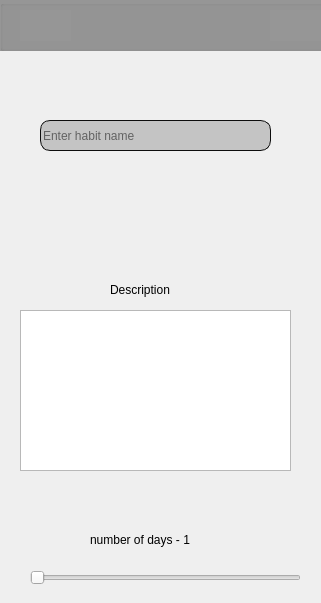
The window that createhabit.ui (oleksandrhf/GoHabit) describes before a commit, drawn with Qt 5.
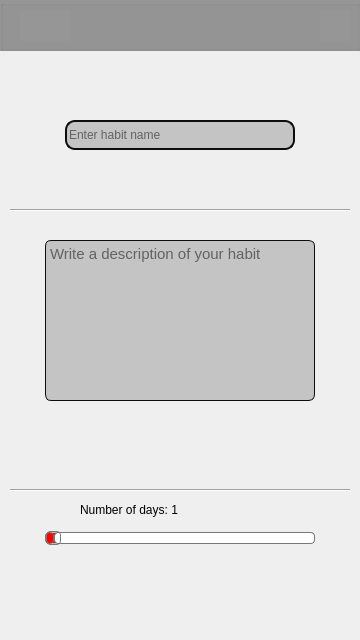
The same window after the commit. Icons and pictures are not drawn.

Diff of the .ui file:
```diff
--- a/createhabit.ui
+++ b/createhabit.ui
@@ -6,27 +6,30 @@
    <rect>
     <x>0</x>
     <y>0</y>
-    <width>321</width>
-    <height>603</height>
+    <width>360</width>
+    <height>640</height>
    </rect>
   </property>
   <property name="windowTitle">
    <string>Form</string>
   </property>
+  <property name="styleSheet">
+   <string notr="true"/>
+  </property>
   <widget class="QLineEdit" name="lineEdit">
    <property name="geometry">
     <rect>
-     <x>40</x>
+     <x>65</x>
      <y>120</y>
-     <width>231</width>
-     <height>31</height>
+     <width>230</width>
+     <height>30</height>
     </rect>
    </property>
    <property name="styleSheet">
     <string notr="true">QLineEdit {
 border-radius: 10px;
 background-color: #c4c4c4 ;
-border:1px solid #0d0d0d;
+border:2px solid #0d0d0d;
 }
 
 QLineEdit:focus {
@@ -45,12 +48,69 @@
   <widget class="QSlider" name="horizontalSlider">
    <property name="geometry">
     <rect>
-     <x>30</x>
-     <y>570</y>
-     <width>271</width>
+     <x>45</x>
+     <y>530</y>
+     <width>270</width>
      <height>16</height>
     </rect>
    </property>
+   <property name="styleSheet">
+    <string notr="true">QSlider::groove:horizontal {
+border: 1px solid #bbb;
+background: red;
+height: 10px;
+border-radius: 4px;
+}
+QSlider::sub-page:horizontal {
+background: qlineargradient(x1: 0, y1: 0,    x2: 0, y2: 1,
+    stop: 0 #66e, stop: 1 #bbf);
+background: qlineargradient(x1: 0, y1: 0.2, x2: 1, y2: 1,
+    stop: 0 #bbf, stop: 1 #55f);
+border: 1px solid #777;
+height: 10px;
+border-radius: 4px;
+}
+
+QSlider::add-page:horizontal {
+background: #fff;
+border: 1px solid #777;
+height: 10px;
+border-radius: 4px;
+}
+
+QSlider::handle:horizontal {
+background: qlineargradient(x1:0, y1:0, x2:1, y2:1,
+    stop:0 #eee, stop:1 #ccc);
+border: 1px solid #777;
+width: 13px;
+margin-top: -2px;
+margin-bottom: -2px;
+border-radius: 4px;
+}
+
+QSlider::handle:horizontal:hover {
+background: qlineargradient(x1:0, y1:0, x2:1, y2:1,
+    stop:0 #fff, stop:1 #ddd);
+border: 1px solid #444;
+border-radius: 4px;
+}
+
+QSlider::sub-page:horizontal:disabled {
+background: #bbb;
+border-color: #999;
+}
+
+QSlider::add-page:horizontal:disabled {
+background: #eee;
+border-color: #999;
+}
+
+QSlider::handle:horizontal:disabled {
+background: #eee;
+border: 1px solid #aaa;
+border-radius: 4px;
+}</string>
+   </property>
    <property name="minimum">
     <number>3</number>
    </property>
@@ -67,44 +127,46 @@
   <widget class="QLabel" name="label_2">
    <property name="geometry">
     <rect>
-     <x>90</x>
-     <y>530</y>
+     <x>80</x>
+     <y>500</y>
      <width>131</width>
      <height>20</height>
     </rect>
    </property>
    <property name="text">
-    <string notr="true">number of days - 1</string>
+    <string notr="true">Number of days: 1</string>
    </property>
   </widget>
   <widget class="QTextEdit" name="textEdit">
    <property name="geometry">
     <rect>
-     <x>20</x>
-     <y>310</y>
-     <width>271</width>
+     <x>45</x>
+     <y>240</y>
+     <width>270</width>
      <height>161</height>
     </rect>
    </property>
+   <property name="font">
+    <font>
+     <pointsize>11</pointsize>
+    </font>
+   </property>
+   <property name="styleSheet">
+    <string notr="true">QTextEdit {
+border-radius: 6px;
+background-color: #c4c4c4 ;
+border:0.5px solid #0d0d0d;
+}</string>
+   </property>
    <property name="html">
     <string>&lt;!DOCTYPE HTML PUBLIC &quot;-//W3C//DTD HTML 4.0//EN&quot; &quot;http://www.w3.org/TR/REC-html40/strict.dtd&quot;&gt;
 &lt;html&gt;&lt;head&gt;&lt;meta name=&quot;qrichtext&quot; content=&quot;1&quot; /&gt;&lt;meta charset=&quot;utf-8&quot; /&gt;&lt;style type=&quot;text/css&quot;&gt;
 p, li { white-space: pre-wrap; }
-&lt;/style&gt;&lt;/head&gt;&lt;body style=&quot; font-family:'Segoe UI'; font-size:9pt; font-weight:400; font-style:normal;&quot;&gt;
-&lt;p style=&quot;-qt-paragraph-type:empty; margin-top:0px; margin-bottom:0px; margin-left:0px; margin-right:0px; -qt-block-indent:0; text-indent:0px;&quot;&gt;&lt;br /&gt;&lt;/p&gt;&lt;/body&gt;&lt;/html&gt;</string>
+&lt;/style&gt;&lt;/head&gt;&lt;body style=&quot; font-family:'Segoe UI'; font-size:11pt; font-weight:400; font-style:normal;&quot;&gt;
+&lt;p style=&quot;-qt-paragraph-type:empty; margin-top:0px; margin-bottom:0px; margin-left:0px; margin-right:0px; -qt-block-indent:0; text-indent:0px; font-size:9pt;&quot;&gt;&lt;br /&gt;&lt;/p&gt;&lt;/body&gt;&lt;/html&gt;</string>
    </property>
-  </widget>
-  <widget class="QLabel" name="label_3">
-   <property name="geometry">
-    <rect>
-     <x>110</x>
-     <y>280</y>
-     <width>151</width>
-     <height>20</height>
-    </rect>
-   </property>
-   <property name="text">
-    <string>Description</string>
+   <property name="placeholderText">
+    <string>Write a description of your habit</string>
    </property>
   </widget>
   <widget class="QGroupBox" name="groupBox_2">
@@ -132,7 +194,7 @@
    <widget class="QPushButton" name="pushButton">
     <property name="geometry">
      <rect>
-      <x>250</x>
+      <x>290</x>
       <y>0</y>
       <width>71</width>
       <height>51</height>
@@ -152,9 +214,9 @@
    <widget class="QLabel" name="label_4">
     <property name="geometry">
      <rect>
-      <x>270</x>
+      <x>320</x>
       <y>10</y>
-      <width>51</width>
+      <width>31</width>
       <height>31</height>
      </rect>
     </property>
@@ -206,6 +268,38 @@
    <zorder>pushButton</zorder>
    <zorder>pushButton_2</zorder>
   </widget>
+  <widget class="Line" name="line_2">
+   <property name="geometry">
+    <rect>
+     <x>10</x>
+     <y>480</y>
+     <width>340</width>
+     <height>20</height>
+    </rect>
+   </property>
+   <property name="lineWidth">
+    <number>1</number>
+   </property>
+   <property name="orientation">
+    <enum>Qt::Horizontal</enum>
+   </property>
+  </widget>
+  <widget class="Line" name="line_3">
+   <property name="geometry">
+    <rect>
+     <x>10</x>
+     <y>200</y>
+     <width>340</width>
+     <height>20</height>
+    </rect>
+   </property>
+   <property name="lineWidth">
+    <number>1</number>
+   </property>
+   <property name="orientation">
+    <enum>Qt::Horizontal</enum>
+   </property>
+  </widget>
  </widget>
  <resources>
   <include location="recources.qrc"/>
```
Left out of the diff: 10 changed lines with no effect on the pictures.
